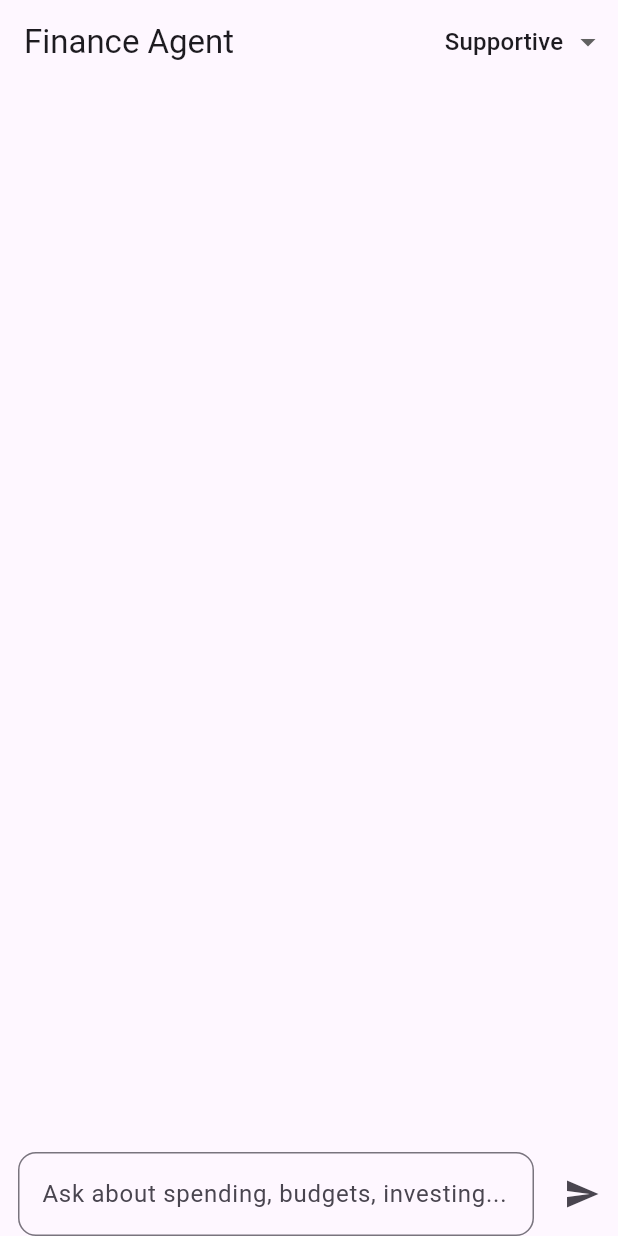
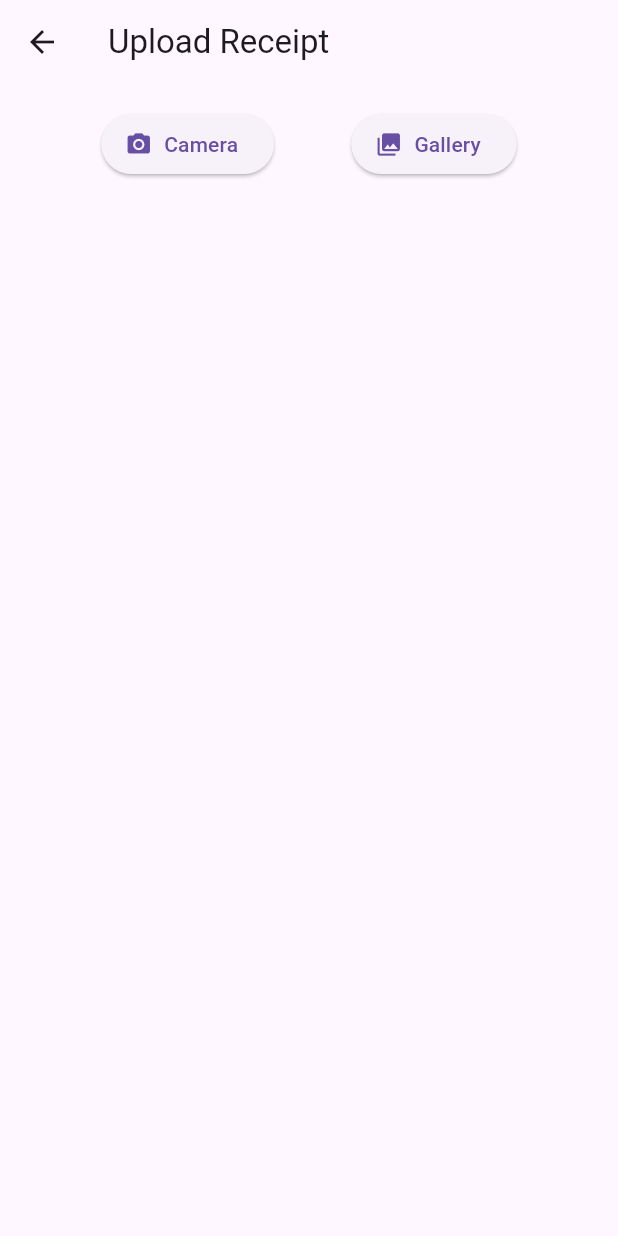
Before and after one commit to yuktaablitz/finance-agent-app, a Flutter app: the screen it shows after launch, after a tap on the "send" icon, on a phone screen of 412 x 824 dp. Run offline on Flutter 3.47's test engine with Material 3 defaults, Android fonts, the phone set to English and light mode, and no system bars; our stand-ins replace flutter_dotenv, image_picker.

Commit message:
Full-stack integration: Gemini 2.0 + Flutter UI with receipt upload

```diff
--- a/frontend/flutter_app/lib/screens/chat_screen.dart
+++ b/frontend/flutter_app/lib/screens/chat_screen.dart
@@ -4,6 +4,7 @@ import 'package:uuid/uuid.dart';
 import 'package:flutter_app/state/chat_state.dart';
 import 'package:flutter_app/api/client.dart';
 import 'package:flutter_app/widgets/personality_selector.dart';
+import 'package:flutter_app/screens/receipt_upload_screen.dart';
 
 class ChatScreen extends StatefulWidget {
   const ChatScreen({super.key});
@@ -143,6 +144,18 @@ class _ChatScreenState extends State<ChatScreen> {
           ),
         ],
       ),
+      floatingActionButton: FloatingActionButton(
+        onPressed: () {
+          Navigator.push(
+            context,
+            MaterialPageRoute(
+              builder: (context) => ReceiptUploadScreen(userId: userId),
+            ),
+          );
+        },
+        child: Icon(Icons.receipt_long),
+        tooltip: 'Upload Receipt',
+      ),
     );
   }
 }
--- /dev/null
+++ b/frontend/flutter_app/lib/screens/receipt_upload_screen.dart
@@ -0,0 +1,187 @@
+import 'package:flutter/material.dart';
+import 'package:image_picker/image_picker.dart';
+import 'dart:io';
+import 'package:flutter_app/api/client.dart';
+
+class ReceiptUploadScreen extends StatefulWidget {
+  final String userId;
+
+  const ReceiptUploadScreen({super.key, required this.userId});
+
+  @override
+  _ReceiptUploadScreenState createState() => _ReceiptUploadScreenState();
+}
+
+class _ReceiptUploadScreenState extends State<ReceiptUploadScreen> {
+  final ApiClient _api = ApiClient();
+  final ImagePicker _picker = ImagePicker();
+  File? _selectedImage;
+  bool _uploading = false;
+  Map<String, dynamic>? _extractedTransaction;
+
+  Future<void> _pickImage(ImageSource source) async {
+    try {
+      final XFile? image = await _picker.pickImage(source: source);
+      if (image != null) {
+        setState(() {
+          _selectedImage = File(image.path);
+          _extractedTransaction = null;
+        });
+      }
+    } catch (e) {
+      _showError('Failed to pick image: $e');
+    }
+  }
+
+  Future<void> _uploadReceipt() async {
+    if (_selectedImage == null) return;
+
+    setState(() {
+      _uploading = true;
+    });
+
+    try {
+      final result = await _api.uploadReceipt(
+        userId: widget.userId,
+        imagePath: _selectedImage!.path,
+      );
+
+      setState(() {
+        _extractedTransaction = result['transaction'];
+        _uploading = false;
+      });
+
+      _showSuccess('Receipt processed successfully!');
+    } catch (e) {
+      setState(() {
+        _uploading = false;
+      });
+      _showError('Upload failed: $e');
+    }
+  }
+
+  void _showError(String message) {
+    ScaffoldMessenger.of(context).showSnackBar(
+      SnackBar(content: Text(message), backgroundColor: Colors.red),
+    );
+  }
+
+  void _showSuccess(String message) {
+    ScaffoldMessenger.of(context).showSnackBar(
+      SnackBar(content: Text(message), backgroundColor: Colors.green),
+    );
+  }
+
+  Widget _buildTransactionCard() {
+    if (_extractedTransaction == null) return SizedBox.shrink();
+
+    final tx = _extractedTransaction!;
+    return Card(
+      margin: EdgeInsets.all(16),
+      child: Padding(
+        padding: EdgeInsets.all(16),
+        child: Column(
+          crossAxisAlignment: CrossAxisAlignment.start,
+          children: [
+            Text('Extracted Transaction', style: TextStyle(fontSize: 18, fontWeight: FontWeight.bold)),
+            SizedBox(height: 12),
+            _buildField('Merchant', tx['merchant']),
+            _buildField('Amount', '\$${tx['amount']?.toStringAsFixed(2) ?? '0.00'}'),
+            _buildField('Date', tx['date']),
+            _buildField('Category', tx['category']),
+            _buildField('Description', tx['description']),
+          ],
+        ),
+      ),
+    );
+  }
+
+  Widget _buildField(String label, dynamic value) {
+    return Padding(
+      padding: EdgeInsets.only(bottom: 8),
+      child: Row(
+        crossAxisAlignment: CrossAxisAlignment.start,
+        children: [
+          SizedBox(
+            width: 100,
+            child: Text('$label:', style: TextStyle(fontWeight: FontWeight.w600)),
+          ),
+          Expanded(child: Text(value?.toString() ?? 'N/A')),
+        ],
+      ),
+    );
+  }
+
+  @override
+  Widget build(BuildContext context) {
+    return Scaffold(
+      appBar: AppBar(
+        title: Text('Upload Receipt'),
+      ),
+      body: SingleChildScrollView(
+        child: Column(
+          children: [
+            if (_selectedImage != null)
+              Container(
+                height: 300,
+                width: double.infinity,
+                margin: EdgeInsets.all(16),
+                decoration: BoxDecoration(
+                  border: Border.all(color: Colors.grey),
+                  borderRadius: BorderRadius.circular(8),
+                ),
+                child: ClipRRect(
+                  borderRadius: BorderRadius.circular(8),
+                  child: Image.file(_selectedImage!, fit: BoxFit.contain),
+                ),
+              ),
+
+            Padding(
+              padding: EdgeInsets.all(16),
+              child: Row(
+                mainAxisAlignment: MainAxisAlignment.spaceEvenly,
+                children: [
+                  ElevatedButton.icon(
+                    onPressed: _uploading ? null : () => _pickImage(ImageSource.camera),
+                    icon: Icon(Icons.camera_alt),
+                    label: Text('Camera'),
+                  ),
+                  ElevatedButton.icon(
+                    onPressed: _uploading ? null : () => _pickImage(ImageSource.gallery),
+                    icon: Icon(Icons.photo_library),
+                    label: Text('Gallery'),
+                  ),
+                ],
+              ),
+            ),
+
+            if (_selectedImage != null)
+              Padding(
+                padding: EdgeInsets.symmetric(horizontal: 16),
+                child: SizedBox(
+                  width: double.infinity,
+                  child: ElevatedButton(
+                    onPressed: _uploading ? null : _uploadReceipt,
+                    style: ElevatedButton.styleFrom(
+                      padding: EdgeInsets.symmetric(vertical: 16),
+                      backgroundColor: Colors.indigo,
+                      foregroundColor: Colors.white,
+                    ),
+                    child: _uploading
+                        ? SizedBox(
+                            height: 20,
+                            width: 20,
+                            child: CircularProgressIndicator(color: Colors.white, strokeWidth: 2),
+                          )
+                        : Text('Process Receipt', style: TextStyle(fontSize: 16)),
+                  ),
+                ),
+              ),
+
+            _buildTransactionCard(),
+          ],
+        ),
+      ),
+    );
+  }
+}
--- a/frontend/flutter_app/pubspec.yaml
+++ b/frontend/flutter_app/pubspec.yaml
@@ -21,6 +21,7 @@ dependencies:
   # State management and utils
   provider: ^6.0.5
   uuid: ^4.5.2
+  image_picker: ^1.0.7
 
 dev_dependencies:
   flutter_test:
```
Also changed, not shown: frontend/flutter_app/lib/api/client.dart (+19 -1 lines), 2 other files.
